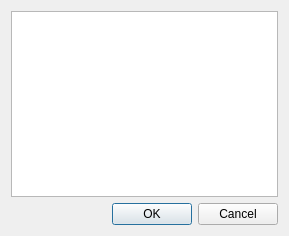
Above: dlgchooseticket.ui from federicovalenso/clinicTicketsQueueServiceClient before the change. Below: the same form after it.
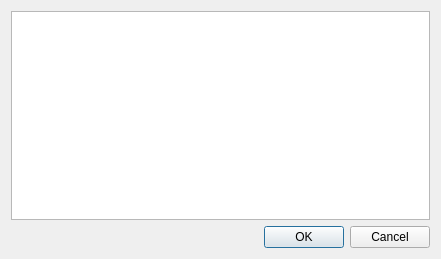
That is the form after the change. Icons and pictures are not drawn.

The edit to the form file:
```diff
--- a/dlgchooseticket.ui
+++ b/dlgchooseticket.ui
@@ -6,8 +6,8 @@
    <rect>
     <x>0</x>
     <y>0</y>
-    <width>289</width>
-    <height>236</height>
+    <width>441</width>
+    <height>259</height>
    </rect>
   </property>
   <property name="windowTitle">
```
